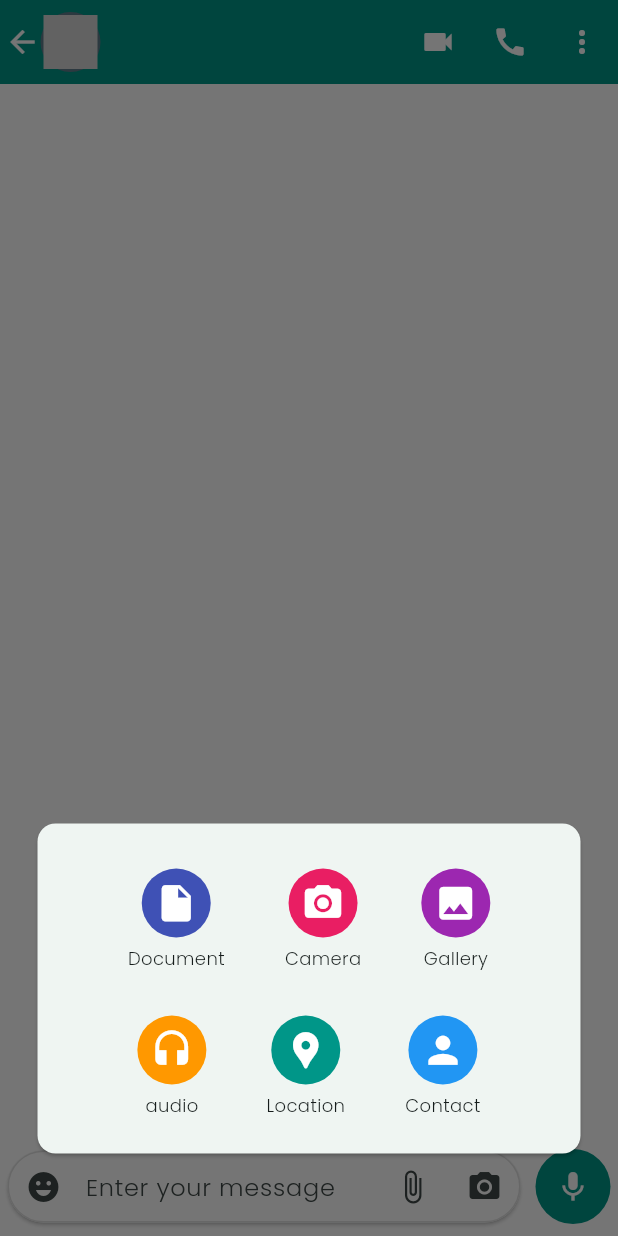
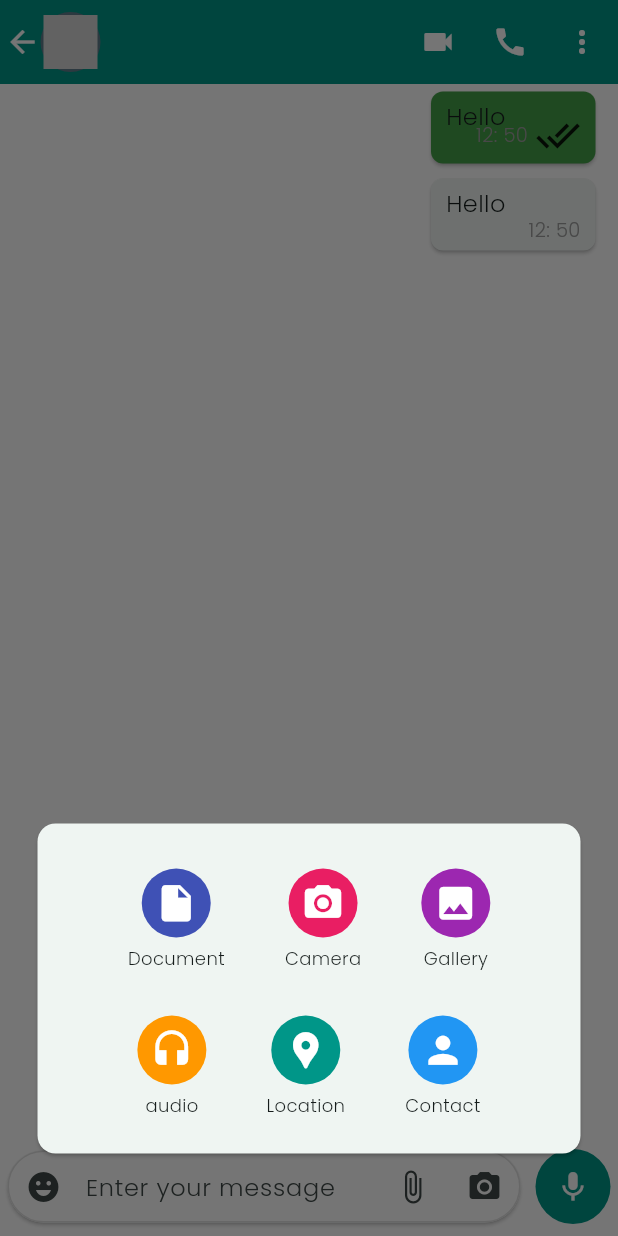
Before and after one commit to rohitghatal1/QuickChat-Flutter, a Flutter app: the IndividualPage screen opened directly with empty values, item 2 of the bottom bar chosen, on a phone screen of 412 x 824 dp. Run offline on Flutter 3.47's test engine with Material 3 defaults, Android fonts, the phone set to English and light mode, and no system bars; our stand-ins replace camera, flutter_svg; missing offline and left inert: dart:ffi.

Commit message:
added other's message card

```diff
--- a/lib/Screens/IndividualPage.dart
+++ b/lib/Screens/IndividualPage.dart
@@ -1,4 +1,6 @@
 import 'package:firt_flutter_app/Model/ChatModel.dart';
+import 'package:firt_flutter_app/components/MyMessageCard.dart';
+import 'package:firt_flutter_app/components/OthersMessageCard.dart';
 import 'package:flutter/material.dart';
 import 'package:flutter_svg/flutter_svg.dart';
 
@@ -96,7 +98,13 @@ class _IndividualPageState extends State<IndividualPage> {
             width: MediaQuery.of(context).size.width,
             child: Stack(
               children: [
-                ListView(),
+                ListView(
+                  shrinkWrap: true,
+                  children: [
+                    MyMessageCard(),
+                    OthersMessageCard()
+                  ],
+                ),
                 Align(
                   alignment: Alignment.bottomCenter,
                   child: Row(
--- a/lib/components/MyMessage.dart
+++ /dev/null
@@ -1,16 +0,0 @@
-import 'package:flutter/material.dart';
-
-class Mymessage extends StatelessWidget {
-  const Mymessage({super.key});
-
-  @override
-  Widget build(BuildContext context) {
-    return ConstrainedBox(constraints: BoxConstraints(
-      maxWidth: MediaQuery.of(context).size.width - 45,
-    ),
-      child: Card(
-        color: Colors.green.shade600,
-      ),
-    );
-  }
-}
--- /dev/null
+++ b/lib/components/MyMessageCard.dart
@@ -0,0 +1,45 @@
+import 'dart:ffi';
+
+import 'package:flutter/material.dart';
+
+class MyMessageCard extends StatelessWidget {
+  const MyMessageCard({super.key});
+
+  @override
+  Widget build(BuildContext context) {
+    return Align(
+      alignment: Alignment.centerRight,
+      child: ConstrainedBox(constraints: BoxConstraints(
+        maxWidth: MediaQuery.of(context).size.width - 45,
+      ),
+        child: Card(
+          elevation: 1,
+          shape: RoundedRectangleBorder(borderRadius: BorderRadius.circular(8)),
+          margin: EdgeInsets.symmetric(horizontal: 15, vertical: 5),
+          color: Colors.green.shade600,
+          child: Stack(
+            children: [
+              Padding(
+                padding: const EdgeInsets.only(left: 10, right: 60, top: 5, bottom: 20),
+                child: Text("Hello", style: TextStyle(
+                  fontSize: 16
+                ),),
+              ),
+              Positioned(
+                right: 10,
+                bottom: 4,
+                child: Row(
+                  children: [
+                    Text("12: 50", style: TextStyle(fontSize: 13, color: Colors.grey),),
+                    SizedBox(width: 5),
+                    Icon(Icons.done_all, size: 30,)
+                  ],
+                ),
+              )
+            ],
+          ),
+        ),
+      ),
+    );
+  }
+}
--- /dev/null
+++ b/lib/components/OthersMessageCard.dart
@@ -0,0 +1,42 @@
+import 'package:flutter/material.dart';
+
+class OthersMessageCard extends StatelessWidget {
+  const OthersMessageCard({super.key});
+
+  @override
+  Widget build(BuildContext context) {
+    return Align(
+      alignment: Alignment.centerRight,
+      child: ConstrainedBox(
+        constraints: BoxConstraints(
+          maxWidth: MediaQuery.of(context).size.width - 45,
+        ),
+        child: Card(
+          elevation: 1,
+          shape: RoundedRectangleBorder(borderRadius: BorderRadius.circular(8)),
+          margin: EdgeInsets.symmetric(horizontal: 15, vertical: 5),
+          child: Stack(
+            children: [
+              Padding(
+                padding: const EdgeInsets.only(
+                    left: 10, right: 60, top: 5, bottom: 20),
+                child: Text(
+                  "Hello",
+                  style: TextStyle(fontSize: 16),
+                ),
+              ),
+              Positioned(
+                right: 10,
+                bottom: 4,
+                child: Text(
+                  "12: 50",
+                  style: TextStyle(fontSize: 13, color: Colors.grey),
+                ),
+              )
+            ],
+          ),
+        ),
+      ),
+    );
+  }
+}
```
